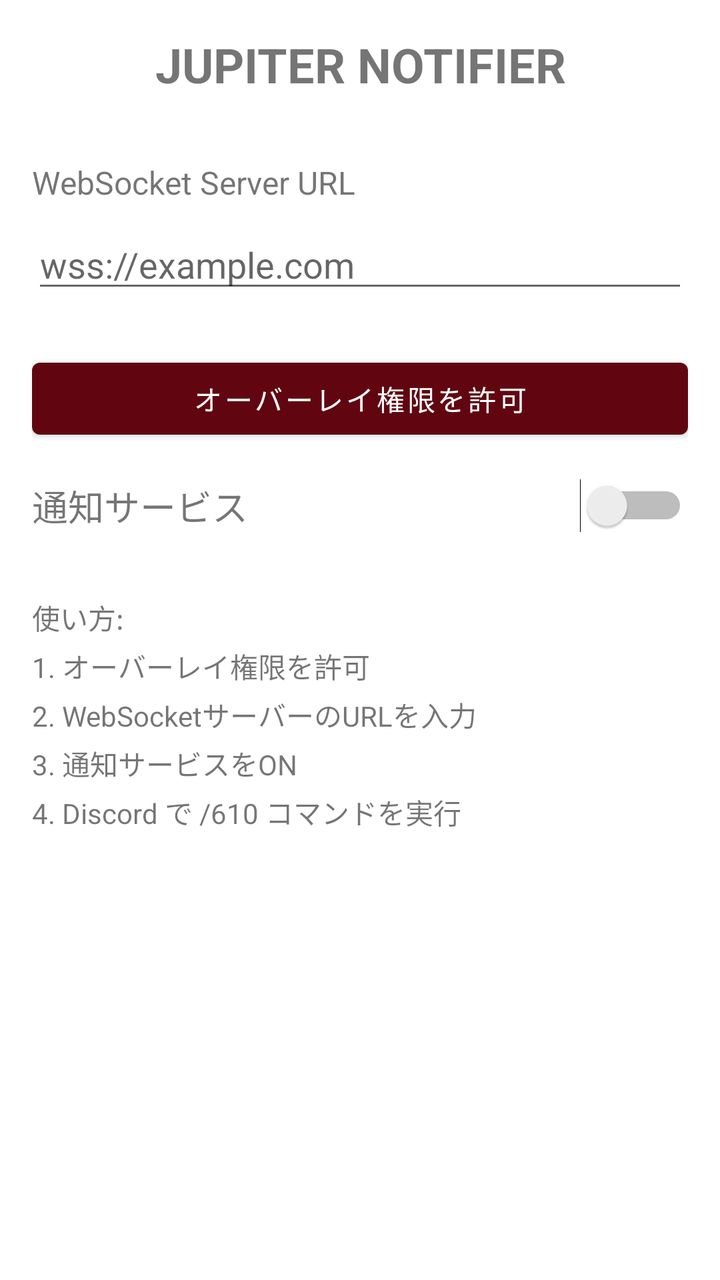
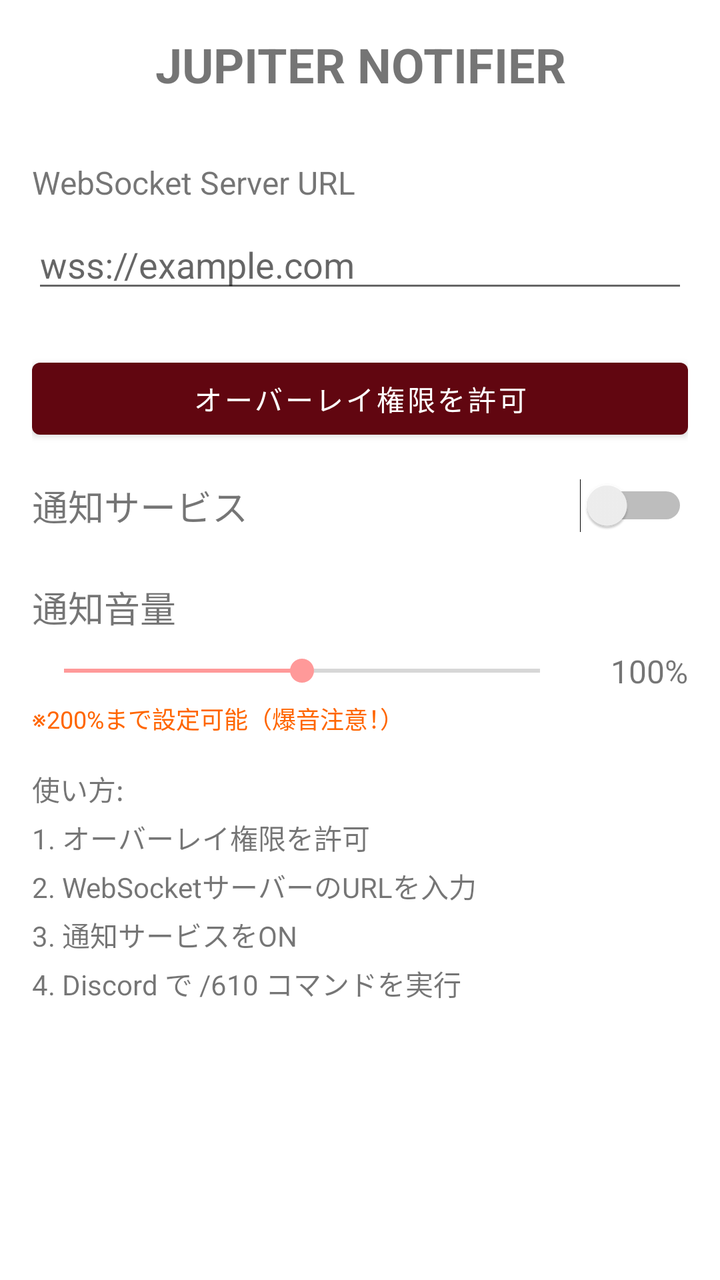

The first picture is an Android layout as it rendered before a commit; the second is the same layout after the commit. The layout source and the unified diff follow.
<!-- AndroidManifest.xml: application theme Theme.JupiterNotifier -->
<!-- res/layout/activity_main.xml -->
<?xml version="1.0" encoding="utf-8"?>
<LinearLayout xmlns:android="http://schemas.android.com/apk/res/android"
    xmlns:app="http://schemas.android.com/apk/res-auto"
    android:layout_width="match_parent"
    android:layout_height="match_parent"
    android:orientation="vertical"
    android:padding="16dp">

    <TextView
        android:layout_width="match_parent"
        android:layout_height="wrap_content"
        android:text="JUPITER NOTIFIER"
        android:textSize="24sp"
        android:textStyle="bold"
        android:gravity="center"
        android:layout_marginBottom="32dp" />

    <TextView
        android:layout_width="match_parent"
        android:layout_height="wrap_content"
        android:text="WebSocket Server URL"
        android:textSize="16sp"
        android:layout_marginBottom="8dp" />

    <EditText
        android:id="@+id/urlEditText"
        android:layout_width="match_parent"
        android:layout_height="wrap_content"
        android:hint="wss://example.com"
        android:inputType="textUri"
        android:layout_marginBottom="24dp" />

    <Button
        android:id="@+id/overlayPermissionButton"
        android:layout_width="match_parent"
        android:layout_height="wrap_content"
        android:text="オーバーレイ権限を許可"
        android:layout_marginBottom="16dp" />

    <LinearLayout
        android:layout_width="match_parent"
        android:layout_height="wrap_content"
        android:orientation="horizontal"
        android:gravity="center_vertical">

        <TextView
            android:layout_width="0dp"
            android:layout_height="wrap_content"
            android:layout_weight="1"
            android:text="通知サービス"
            android:textSize="18sp" />

        <Switch
            android:id="@+id/serviceSwitch"
            android:layout_width="wrap_content"
            android:layout_height="wrap_content" />

    </LinearLayout>

    <TextView
        android:layout_width="match_parent"
        android:layout_height="wrap_content"
        android:text="使い方:\n1. オーバーレイ権限を許可\n2. WebSocketサーバーのURLを入力\n3. 通知サービスをON\n4. Discord で /610 コマンドを実行"
        android:textSize="14sp"
        android:layout_marginTop="32dp"
        android:lineSpacingMultiplier="1.2" />

</LinearLayout>
<!-- resources referenced by this layout -->
<resources>
  <style name="Theme.JupiterNotifier" parent="Theme.MaterialComponents.DayNight.DarkActionBar">
          
          <item name="colorPrimary">#610610</item>
          <item name="colorPrimaryVariant">#400008</item>
          <item name="colorOnPrimary">@color/white</item>
          
          <item name="colorSecondary">#ff9999</item>
          <item name="colorSecondaryVariant">#cc6666</item>
          <item name="colorOnSecondary">@color/black</item>
          
          <item name="android:statusBarColor">?attr/colorPrimaryVariant</item>
      </style>
  <color name="white">#FFFFFFFF</color>
  <color name="black">#FF000000</color>
</resources>

<!-- the commit's change to res/layout/activity_main.xml (unified diff, before → after) -->
@@ -60,9 +60,51 @@
     <TextView
         android:layout_width="match_parent"
         android:layout_height="wrap_content"
+        android:text="通知音量"
+        android:textSize="18sp"
+        android:layout_marginTop="24dp"
+        android:layout_marginBottom="8dp" />
+
+    <LinearLayout
+        android:layout_width="match_parent"
+        android:layout_height="wrap_content"
+        android:orientation="horizontal"
+        android:gravity="center_vertical">
+
+        <SeekBar
+            android:id="@+id/volumeSeekBar"
+            android:layout_width="0dp"
+            android:layout_height="wrap_content"
+            android:layout_weight="1"
+            android:max="200"
+            android:progress="100" />
+
+        <TextView
+            android:id="@+id/volumePercentText"
+            android:layout_width="wrap_content"
+            android:layout_height="wrap_content"
+            android:text="100%"
+            android:textSize="16sp"
+            android:layout_marginStart="8dp"
+            android:minWidth="50dp"
+            android:gravity="end" />
+
+    </LinearLayout>
+
+    <TextView
+        android:layout_width="match_parent"
+        android:layout_height="wrap_content"
+        android:text="※200%まで設定可能（爆音注意！）"
+        android:textSize="12sp"
+        android:textColor="#FF6600"
+        android:layout_marginTop="4dp" />
+
+    <TextView
+        android:layout_width="match_parent"
+        android:layout_height="wrap_content"
         android:text="使い方:\n1. オーバーレイ権限を許可\n2. WebSocketサーバーのURLを入力\n3. 通知サービスをON\n4. Discord で /610 コマンドを実行"
         android:textSize="14sp"
-        android:layout_marginTop="32dp"
+        android:layout_marginTop="16dp"
         android:lineSpacingMultiplier="1.2" />
 
 </LinearLayout>
